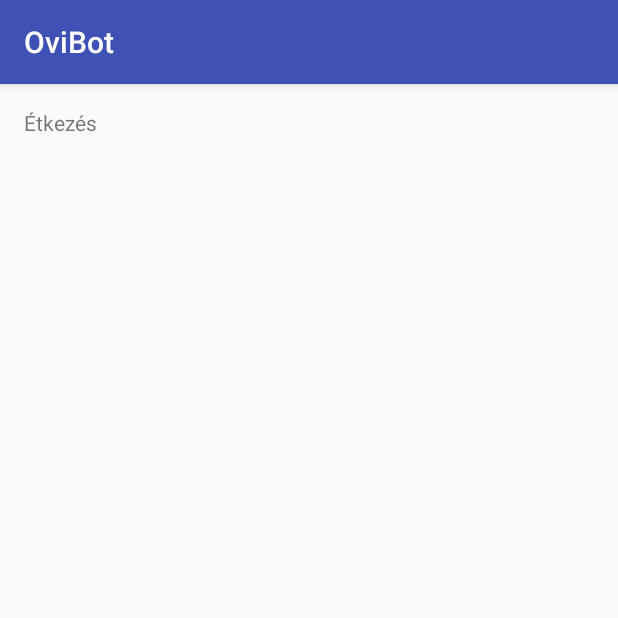
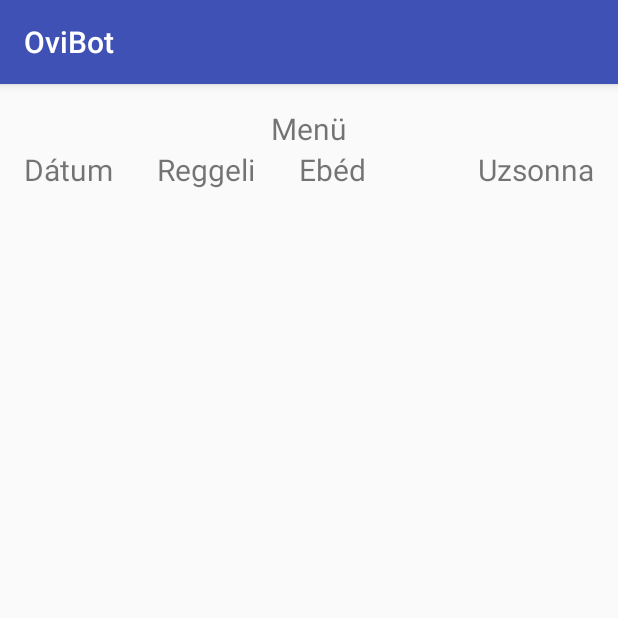
Before and after one commit to lazarferenc/ProjectX, an Android app: the Etkezes screen opened directly, with no data from a screen before it, on a phone screen of 412 x 824 dp, the top half of it. Run offline under Robolectric (Android 15) with nearby library versions, the phone set to English and light mode, and no system bars.

Commit message:
update
heti menu fissitve

```diff
--- a/OviBot/app/src/main/res/layout/activity_etkezes.xml
+++ b/OviBot/app/src/main/res/layout/activity_etkezes.xml
@@ -13,7 +13,64 @@
     <TextView
         android:layout_width="wrap_content"
         android:layout_height="wrap_content"
-        android:text="Étkezés"/>
+        android:text="Menü"
+        android:id="@+id/textView"
+        android:textSize="20dp"
+        android:layout_alignParentRight="true"
+        android:layout_alignParentEnd="true"
+        android:layout_alignParentLeft="true"
+        android:layout_alignParentStart="true"
+        android:textAlignment="center"/>
+    <TextView
+        android:layout_width="wrap_content"
+        android:layout_height="wrap_content"
+        android:text="Dátum"
+        android:layout_below="@+id/textView"
+        android:layout_alignParentLeft="true"
+        android:layout_alignParentStart="true"
+        android:textSize="20dp"
+        android:id="@+id/textView3" />
+    <TextView
+        android:layout_width="wrap_content"
+        android:layout_height="wrap_content"
+        android:text="Reggeli"
+        android:textSize="20dp"
+        android:id="@+id/textView2"
+        android:layout_marginLeft="29dp"
+        android:layout_marginStart="29dp"
+        android:layout_below="@+id/textView"
+        android:layout_toRightOf="@+id/textView3"
+        android:layout_toEndOf="@+id/textView3" />
+    <TextView
+        android:layout_width="wrap_content"
+        android:layout_height="wrap_content"
+        android:text="Ebéd"
+        android:textSize="20dp"
+        android:layout_alignTop="@+id/textView2"
+        android:layout_toRightOf="@+id/textView2"
+        android:layout_toEndOf="@+id/textView2"
+        android:layout_marginLeft="29dp"
+        android:layout_marginStart="29dp"
+        android:id="@+id/textView4" />
+    <TextView
+        android:layout_width="wrap_content"
+        android:layout_height="wrap_content"
+        android:text="Uzsonna"
+        android:textSize="20dp"
+        android:layout_alignTop="@+id/textView4"
+        android:layout_alignRight="@+id/textView"
+        android:layout_alignEnd="@+id/textView"
+        android:id="@+id/textView5" />
+
+    <TableRow
+        android:layout_width="match_parent"
+        android:layout_height="50dp"
+        android:layout_below="@+id/textView3"
+        android:layout_alignParentLeft="true"
+        android:layout_alignParentStart="true"
+        android:layout_alignRight="@+id/textView5"
+        android:layout_alignEnd="@+id/textView5"
+        ></TableRow>
 
 
 </RelativeLayout>
```
